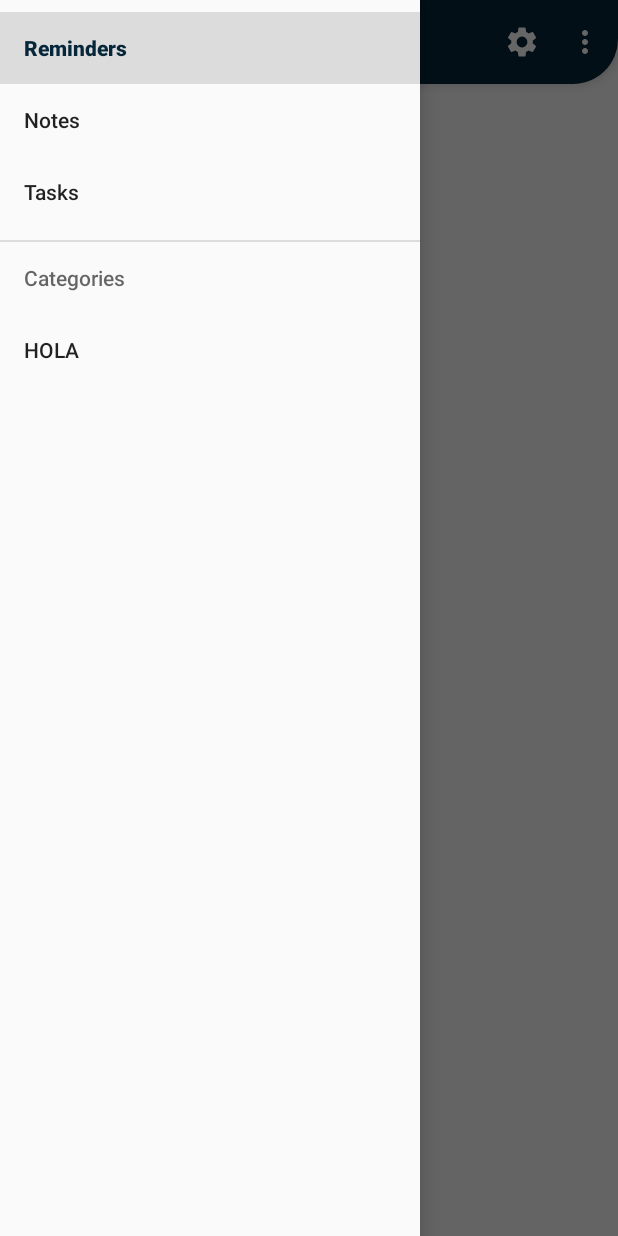
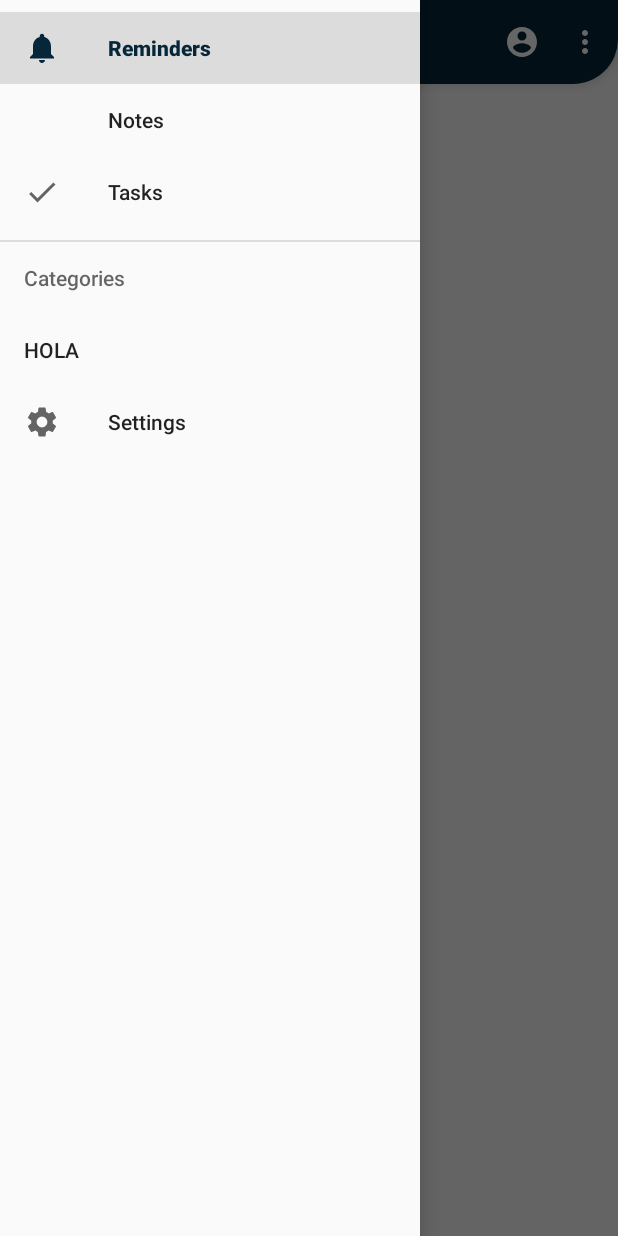
Before and after one commit to EGAMAGZ/Keeper-Deprecated-, an Android app: the screen it shows after launch (MainActivity), with the side drawer open, on a phone screen of 412 x 824 dp. Run offline under Robolectric (Android 15) with nearby library versions, the phone set to English and light mode, and no system bars.

Commit message:
Change of location of Settings Button[FROM TOOLBAR TO DRAWER], add of Account button, added icons on drawer

```diff
--- a/app/src/main/java/com/android/keeper/MainActivity.java
+++ b/app/src/main/java/com/android/keeper/MainActivity.java
@@ -12,6 +12,7 @@ import android.os.Bundle;
 import android.support.v7.widget.Toolbar;
 import android.view.Menu;
 import android.view.MenuItem;
+import android.widget.Toast;
 
 public class MainActivity extends AppCompatActivity implements NavigationView.OnNavigationItemSelectedListener {
     private DrawerLayout drawer;
@@ -59,6 +60,10 @@ public class MainActivity extends AppCompatActivity implements NavigationView.On
             case R.id.nav_reminders:
                 getSupportFragmentManager().beginTransaction().replace(R.id.fragment_container,new RemindersFragment()).commit();
                 break;
+            case R.id.nav_settings:
+                Intent intent=new Intent(MainActivity.this,SettingsActivity.class);
+                startActivity(intent);
+                break;
         }
         drawer.closeDrawer(GravityCompat.START); //After select item, automatically it closes the drawer
         return true;
@@ -75,9 +80,10 @@ public class MainActivity extends AppCompatActivity implements NavigationView.On
     public boolean onOptionsItemSelected(MenuItem item) {
         /* Listener for items in ToolBar  */
         switch(item.getItemId()){
-            case R.id.toolbar_settings:
-                Intent intent=new Intent(MainActivity.this,SettingsActivity.class);
-                startActivity(intent);
+            case R.id.toolbar_account:
+                Toast.makeText(getApplicationContext(),"Account",Toast.LENGTH_SHORT).show();
+                //Intent intent=new Intent(MainActivity.this,SettingsActivity.class);
+                //startActivity(intent);
                 break;
         }
         return true;
--- a/app/src/main/java/com/android/keeper/SettingsActivity.java
+++ b/app/src/main/java/com/android/keeper/SettingsActivity.java
@@ -1,5 +1,6 @@
 package com.android.keeper;
 
+import android.support.v4.content.ContextCompat;
 import android.support.v7.app.AppCompatActivity;
 import android.os.Bundle;
 import android.support.v7.widget.Toolbar;
@@ -10,9 +11,12 @@ public class SettingsActivity extends AppCompatActivity {
     protected void onCreate(Bundle savedInstanceState) {
         super.onCreate(savedInstanceState);
         setContentView(R.layout.activity_settings);
+
         Toolbar toolbar=findViewById(R.id.toolbar);
         setSupportActionBar(toolbar);
         getSupportActionBar().setTitle("Settings");
         getSupportActionBar().setDisplayHomeAsUpEnabled(true);
+
+        getWindow().setStatusBarColor(ContextCompat.getColor(this,R.color.thirdColor));
     }
 }
--- /dev/null
+++ b/app/src/main/res/drawable/ic_account_circle_white_24dp.xml
@@ -0,0 +1,5 @@
+<vector android:height="24dp" android:tint="#FFFFFF"
+    android:viewportHeight="24.0" android:viewportWidth="24.0"
+    android:width="24dp" xmlns:android="http://schemas.android.com/apk/res/android">
+    <path android:fillColor="#FF000000" android:pathData="M12,2C6.48,2 2,6.48 2,12s4.48,10 10,10 10,-4.48 10,-10S17.52,2 12,2zM12,5c1.66,0 3,1.34 3,3s-1.34,3 -3,3 -3,-1.34 -3,-3 1.34,-3 3,-3zM12,19.2c-2.5,0 -4.71,-1.28 -6,-3.22 0.03,-1.99 4,-3.08 6,-3.08 1.99,0 5.97,1.09 6,3.08 -1.29,1.94 -3.5,3.22 -6,3.22z"/>
+</vector>
--- /dev/null
+++ b/app/src/main/res/drawable/ic_check_black_24dp.xml
@@ -0,0 +1,9 @@
+<vector xmlns:android="http://schemas.android.com/apk/res/android"
+        android:width="24dp"
+        android:height="24dp"
+        android:viewportWidth="24.0"
+        android:viewportHeight="24.0">
+    <path
+        android:fillColor="#FF000000"
+        android:pathData="M9,16.17L4.83,12l-1.42,1.41L9,19 21,7l-1.41,-1.41z"/>
+</vector>
--- /dev/null
+++ b/app/src/main/res/drawable/ic_notifications_black_24dp.xml
@@ -0,0 +1,9 @@
+<vector xmlns:android="http://schemas.android.com/apk/res/android"
+        android:width="24dp"
+        android:height="24dp"
+        android:viewportWidth="24.0"
+        android:viewportHeight="24.0">
+    <path
+        android:fillColor="#FF000000"
+        android:pathData="M12,22c1.1,0 2,-0.9 2,-2h-4c0,1.1 0.89,2 2,2zM18,16v-5c0,-3.07 -1.64,-5.64 -4.5,-6.32L13.5,4c0,-0.83 -0.67,-1.5 -1.5,-1.5s-1.5,0.67 -1.5,1.5v0.68C7.63,5.36 6,7.92 6,11v5l-2,2v1h16v-1l-2,-2z"/>
+</vector>
--- a/app/src/main/res/drawable/ic_settings_white_24dp.xml
+++ b/app/src/main/res/drawable/ic_settings_black_24dp.xml
@@ -4,6 +4,6 @@
         android:viewportWidth="24"
         android:viewportHeight="24">
     <path
-        android:fillColor="#FFFFFFFF"
+        android:fillColor="#000000"
         android:pathData="M19.1,12.9a2.8,2.8 0,0 0,0.1 -0.9,2.8 2.8,0 0,0 -0.1,-0.9l2.1,-1.6a0.7,0.7 0,0 0,0.1 -0.6L19.4,5.5a0.7,0.7 0,0 0,-0.6 -0.2l-2.4,1a6.5,6.5 0,0 0,-1.6 -0.9l-0.4,-2.6a0.5,0.5 0,0 0,-0.5 -0.4H10.1a0.5,0.5 0,0 0,-0.5 0.4L9.3,5.4a5.6,5.6 0,0 0,-1.7 0.9l-2.4,-1a0.4,0.4 0,0 0,-0.5 0.2l-2,3.4c-0.1,0.2 0,0.4 0.2,0.6l2,1.6a2.8,2.8 0,0 0,-0.1 0.9,2.8 2.8,0 0,0 0.1,0.9L2.8,14.5a0.7,0.7 0,0 0,-0.1 0.6l1.9,3.4a0.7,0.7 0,0 0,0.6 0.2l2.4,-1a6.5,6.5 0,0 0,1.6 0.9l0.4,2.6a0.5,0.5 0,0 0,0.5 0.4h3.8a0.5,0.5 0,0 0,0.5 -0.4l0.3,-2.6a5.6,5.6 0,0 0,1.7 -0.9l2.4,1a0.4,0.4 0,0 0,0.5 -0.2l2,-3.4c0.1,-0.2 0,-0.4 -0.2,-0.6ZM12,15.6A3.6,3.6 0,1 1,15.6 12,3.6 3.6,0 0,1 12,15.6Z"/>
 </vector>
--- a/app/src/main/res/menu/drawer_menu.xml
+++ b/app/src/main/res/menu/drawer_menu.xml
@@ -3,13 +3,14 @@
     xmlns:tools="http://schemas.android.com/tools"
     tools:showIn="navigation_view">
     <group android:checkableBehavior="single">
-        <item android:id="@+id/nav_reminders" android:title="Reminders"></item>
+        <item android:id="@+id/nav_reminders" android:title="Reminders" android:icon="@drawable/ic_notifications_black_24dp"></item>
         <item android:id="@+id/nav_notes" android:title="Notes"></item>
-        <item android:id="@+id/nav_tasks" android:title="Tasks"></item>
+        <item android:id="@+id/nav_tasks" android:title="Tasks" android:icon="@drawable/ic_check_black_24dp"></item>
     </group>
     <item android:title="Categories">
         <menu>
-            <item android:title="HOLA" android:id="@+id/nav_settings"></item>
+            <item android:title="HOLA" android:id="@+id/nav_tag"></item>
         </menu>
     </item>
+    <item android:title="Settings" android:id="@+id/nav_settings" android:icon="@drawable/ic_settings_black_24dp"></item>
 </menu>
--- a/app/src/main/res/menu/toolbar_menu.xml
+++ b/app/src/main/res/menu/toolbar_menu.xml
@@ -1,9 +1,9 @@
 <?xml version="1.0" encoding="utf-8"?>
 <menu xmlns:android="http://schemas.android.com/apk/res/android"
     xmlns:app="http://schemas.android.com/apk/res-auto">
-    <item android:id="@+id/toolbar_settings" android:icon="@drawable/ic_settings_white_24dp"
+    <item android:id="@+id/toolbar_account" android:icon="@drawable/ic_account_circle_white_24dp"
         app:showAsAction="always"
-        android:title="Settings" />
+        android:title="Account" />
 
     <item android:id="@+id/toolbar_menu_licenses" android:title="Open Source Licenses"></item>
 
```
